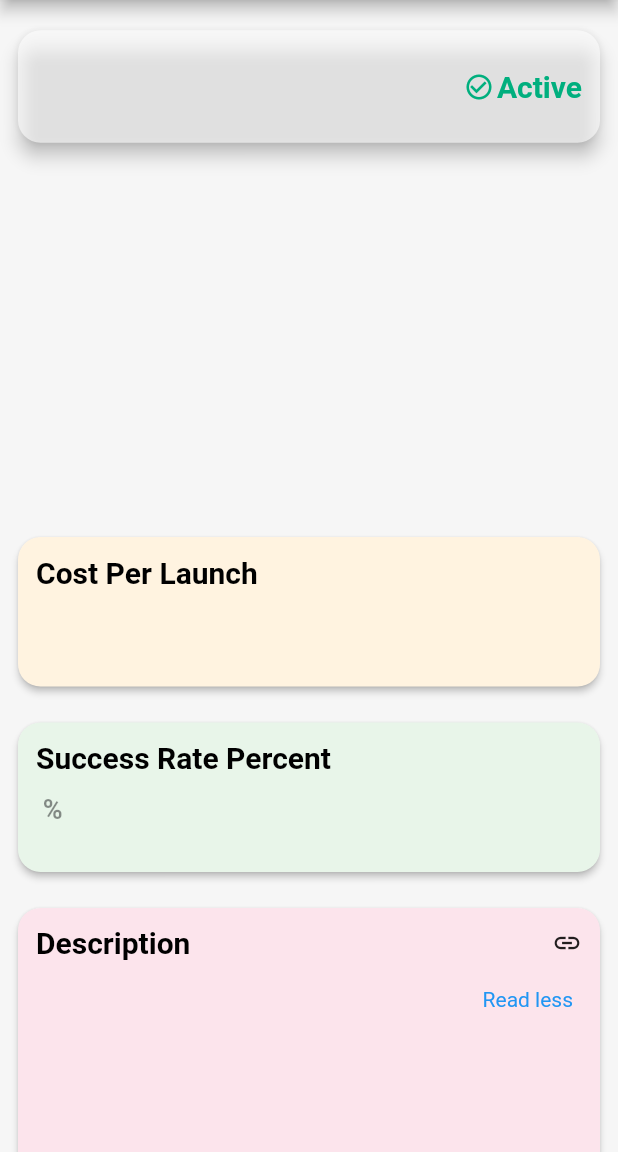
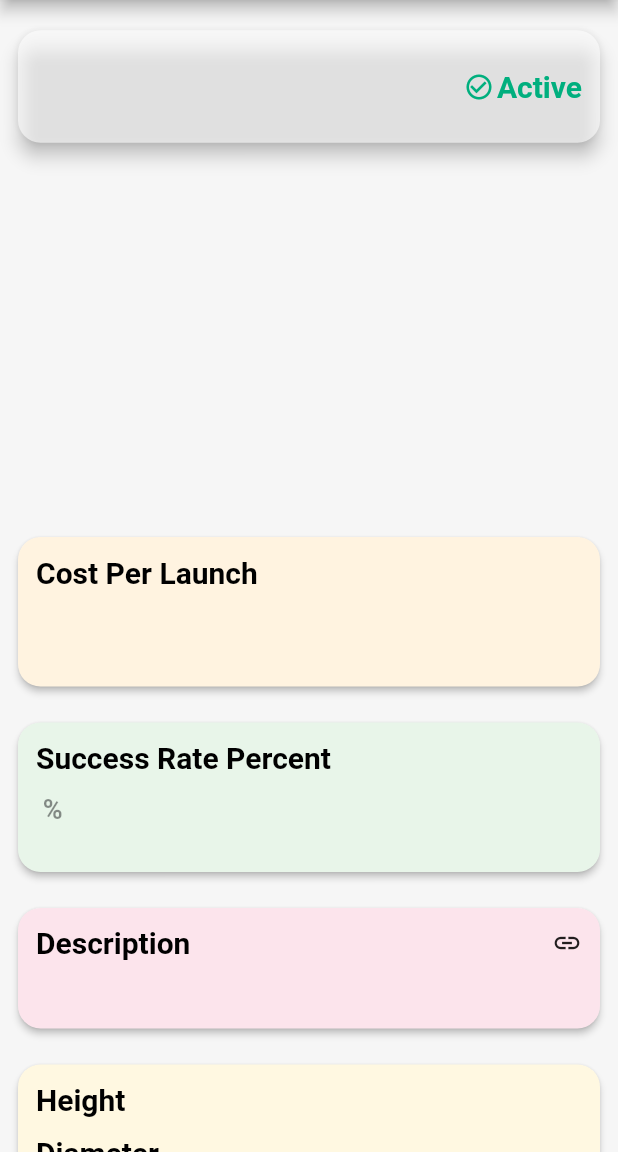
Before and after one commit to akshada104/extra_edge_t, a Flutter app: the RocketDetailsView screen opened directly with empty values, on a phone screen of 412 x 824 dp, the part 84-1236 px from its top. Run offline on Flutter 3.47's test engine with Material 2 defaults, Android fonts, the phone set to English and light mode, and no system bars; our stand-ins replace cached_network_image, flutter_riverpod; network calls fail.

Commit message:
#changes in code

```diff
--- a/lib/http_call/get_rocket_list_controller.dart
+++ b/lib/http_call/get_rocket_list_controller.dart
@@ -23,7 +23,7 @@ class RocketController extends ChangeNotifier {
   // }
 
   /// function to get data from get rocket list api
-  getRocketList(BuildContext context) async {
+  getRocketList() async {
     try {
       await repository.getRocketList().then((value) {
         rocketList = value;
@@ -37,7 +37,7 @@ class RocketController extends ChangeNotifier {
 
   /// function to launch/redirect to url
   void launchUrlCall(Uri url) async {
-    var url = 'https://api.flutter.dev/flutter/material/Icons-class.html';
+    var url = '';
     final uri = Uri.parse(url);
     if (await canLaunchUrl(uri)) {
       await launchUrl(uri);
--- a/lib/main.dart
+++ b/lib/main.dart
@@ -1,7 +1,6 @@
 import 'package:extra_edge_t/views/rocket_list_view.dart';
 import 'package:flutter/material.dart';
 import 'package:flutter_riverpod/flutter_riverpod.dart';
-
 
 void main() {
   runApp(const MyApp());
--- a/lib/views/rocket_details_view.dart
+++ b/lib/views/rocket_details_view.dart
@@ -255,9 +255,7 @@ class _RocketDetailsViewState extends State<RocketDetailsView> {
                 ),
               ),
               SizedBox(
-                height: !controller.isReadMore
-                    ? MediaQuery.of(context).size.height * 0.25
-                    : MediaQuery.of(context).size.height * 0.35,
+                // height:  MediaQuery.of(context).size.height * 0.37,
                 width: MediaQuery.of(context).size.width,
                 child: Padding(
                   padding: const EdgeInsets.all(8.0),
@@ -300,8 +298,6 @@ class _RocketDetailsViewState extends State<RocketDetailsView> {
                           SizedBox(
                             height: MediaQuery.of(context).size.height * 0.015,
                           ),
-                          Wrap(
-                            children: [
                           Text(
                             widget.rocketListDetailsData!['description'],
                             style: const TextStyle(
@@ -309,28 +305,7 @@ class _RocketDetailsViewState extends State<RocketDetailsView> {
                               fontWeight: FontWeight.bold,
                               color: primaryGreyColor,
                             ),
-                                maxLines: controller.isReadMore ? 10 : 4,
-                                overflow: TextOverflow.ellipsis,
-                              ),
-                              Container(
-                                alignment: Alignment.bottomRight,
-                                padding: const EdgeInsets.all(6),
-                                child: GestureDetector(
-                                  child: Text(
-                                    controller.isReadMore
-                                        ? "Read less"
-                                        : "Read more",
-                                    style: const TextStyle(color: Colors.blue),
-                                  ),
-                                  onTap: () {
-                                    controller.isReadMore =
-                                        !controller.isReadMore;
-                                    // controller
-                                    //     .update(['rocket-list-details']);
-                                  },
-                                ),
-                              ),
-                            ],
+                            softWrap: true,
                           ),
                         ],
                       ),
--- a/lib/views/rocket_list_view.dart
+++ b/lib/views/rocket_list_view.dart
@@ -13,12 +13,10 @@ class RocketListView extends ConsumerStatefulWidget {
 }
 
 class _RocketListViewState extends ConsumerState {
-  var controller = RocketController();
-
   @override
   void initState() {
     super.initState();
-    ref.read(rocketProvider.notifier).getRocketList(context);
+    ref.read(rocketProvider).getRocketList();
   }
 
   @override
@@ -41,7 +39,6 @@ class _RocketListViewState extends ConsumerState {
                   itemBuilder: (context, index) {
                     return InkWell(
                       onTap: () async {
-
                         Navigator.push(
                             context,
                             MaterialPageRoute(
```
Lines whose indentation alone changed are shown as unchanged.
